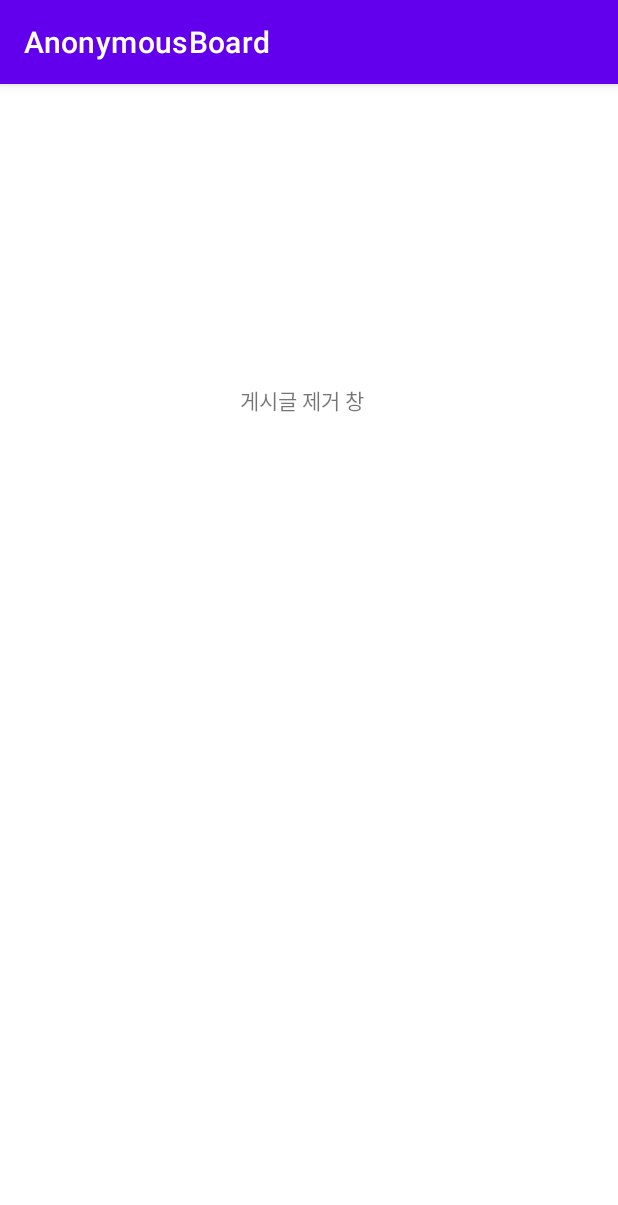
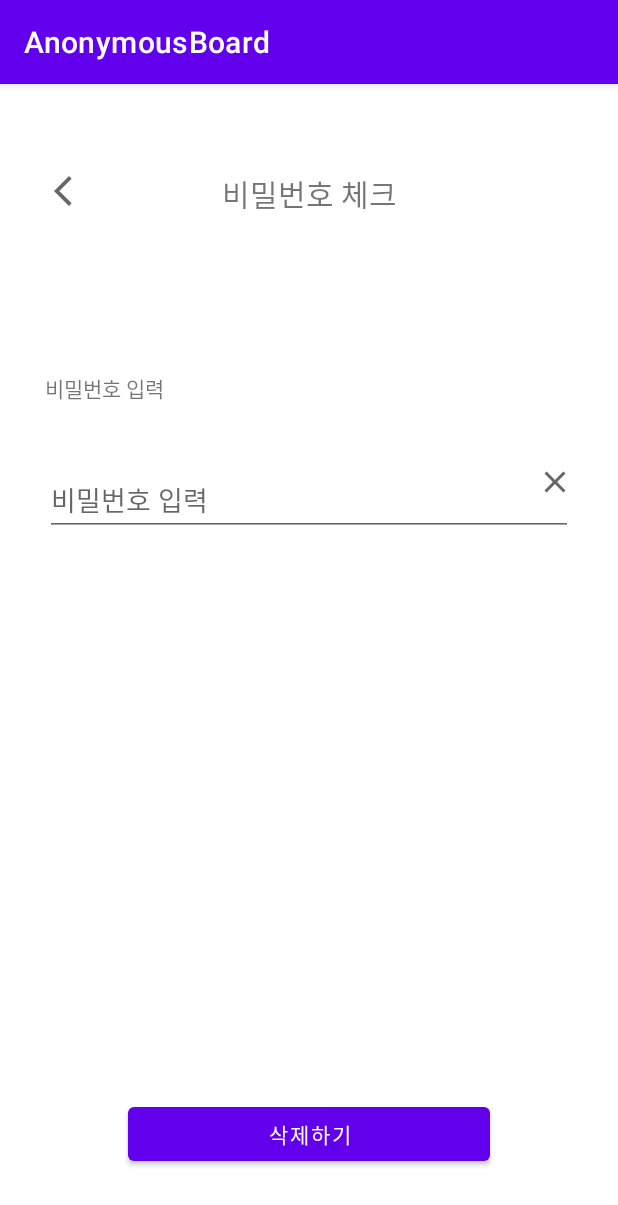
Before and after one commit to jscht/android-anonymous-board, an Android app: the DeleteFragment screen opened through its navigation route, on a phone screen of 412 x 824 dp. Shown: the top 1205 px of the screen. Run offline under Robolectric (Android 15) with nearby library versions, the phone set to English and light mode, and no system bars.

Commit message:
[안드로이드] 삭제 중

```diff
--- a/android/app/src/main/java/com/example/anonymousboard/api/PostsApi.kt
+++ b/android/app/src/main/java/com/example/anonymousboard/api/PostsApi.kt
@@ -1,6 +1,6 @@
 package com.example.anonymousboard.api
 
-//import com.example.anonymousboard.model.Post
+import androidx.lifecycle.LiveData
 import com.example.anonymousboard.model.DeleteModel
 import com.example.anonymousboard.model.Posts
 import com.example.anonymousboard.model.RegistModel
@@ -18,14 +18,11 @@ interface PostsApi {
     fun getPost(@Path("id")id: Int): Call<Posts>
 
     @POST("/regist")
-    @Headers()
     fun registPost(@Body registData: RegistModel): Call<Posts>
 
     @PUT("/revise")
-    @Headers()
     fun revisePost(@Body reviseData: Posts): Call<String>
 
-    @DELETE("/delete")
-    @Headers()
-    fun deletePost(@Body deleteData: DeleteModel): Call<String>
+    @DELETE("/delete") // 그냥 보내야지
+    fun deletePost(@Body id: LiveData<Int>, password: String): Call<String>
 }
--- a/android/app/src/main/java/com/example/anonymousboard/ui/DeleteFragment.kt
+++ b/android/app/src/main/java/com/example/anonymousboard/ui/DeleteFragment.kt
@@ -1,15 +1,24 @@
 package com.example.anonymousboard.ui
 
 import android.os.Bundle
+import android.text.Editable
+import android.util.Log
 import androidx.fragment.app.Fragment
 import android.view.LayoutInflater
 import android.view.View
 import android.view.ViewGroup
+import androidx.fragment.app.activityViewModels
+import com.example.anonymousboard.PostsViewModel
+import com.example.anonymousboard.api.JsServer
 import com.example.anonymousboard.databinding.DeleteFragmentBinding
+import retrofit2.Call
+import retrofit2.Callback
+import retrofit2.Response
 
 class DeleteFragment : Fragment() {
     private var _binding: DeleteFragmentBinding? = null
     private val binding get() = _binding!!
+    private val model: PostsViewModel by activityViewModels()
 
     override fun onCreateView(
         inflater: LayoutInflater, container: ViewGroup?,
@@ -19,6 +28,39 @@ class DeleteFragment : Fragment() {
         return binding.root
     }
 
+    override fun onViewCreated(view: View, savedInstanceState: Bundle?) {
+        super.onViewCreated(view, savedInstanceState)
+        binding.deleteCompleteBtn.setOnClickListener {
+            Log.i("asdas", "${binding.editUpPw.text}")
+            deleteCheck(binding.editUpPw.text)
+        }
+
+    }
+
+    private fun deleteCheck(pw: Editable) {
+        // 서버에 데이터 요청해서 받기
+        val request = model.postId.value?.let { JsServer.postsApi.deletePost(id = model.postId, password = pw.toString()) }
+        if (request != null) {
+            request.enqueue(object: Callback<String> {
+                override fun onFailure(call: Call<String>, t: Throwable) {
+                    Log.d("http error",t.toString())
+                }
+
+                override fun onResponse(call: Call<String>, response: Response<String>) {
+                    if(response.isSuccessful) {
+                        response.body()?.let {
+                            Log.d("onRESPONSE", "Response: ${response.body()}")
+                            // model.setPost(response.body()!!)
+
+                        }
+                    } else {
+                        Log.d("onRESPONSE", "Response: ${response.code()}")
+                    }
+                }
+            })
+        } else Log.d("nullCheck", "request is null")
+    }
+
     override fun onDestroyView() {
         super.onDestroyView()
         _binding = null
--- /dev/null
+++ b/android/app/src/main/res/drawable/ic_baseline_arrow_back_ios_new_24.xml
@@ -0,0 +1,10 @@
+<vector xmlns:android="http://schemas.android.com/apk/res/android"
+    android:width="24dp"
+    android:height="24dp"
+    android:viewportWidth="24"
+    android:viewportHeight="24"
+    android:tint="?attr/colorControlNormal">
+  <path
+      android:fillColor="@android:color/white"
+      android:pathData="M17.77,3.77l-1.77,-1.77l-10,10l10,10l1.77,-1.77l-8.23,-8.23z"/>
+</vector>
--- a/android/app/src/main/res/layout/delete_fragment.xml
+++ b/android/app/src/main/res/layout/delete_fragment.xml
@@ -1,5 +1,6 @@
 <?xml version="1.0" encoding="utf-8"?>
-<FrameLayout xmlns:android="http://schemas.android.com/apk/res/android"
+<FrameLayout
+    xmlns:android="http://schemas.android.com/apk/res/android"
     xmlns:app="http://schemas.android.com/apk/res-auto"
     xmlns:tools="http://schemas.android.com/tools"
     android:layout_width="match_parent"
@@ -10,14 +11,79 @@
         android:layout_width="match_parent"
         android:layout_height="match_parent">
 
+        <ImageButton
+            android:id="@+id/pw_back"
+            android:layout_width="0dp"
+            android:layout_height="wrap_content"
+            android:layout_marginStart="30dp"
+            android:layout_marginTop="47dp"
+            android:background="#00000000"
+            android:contentDescription="@string/app_name"
+            android:minHeight="48dp"
+            android:src="@drawable/ic_baseline_arrow_back_ios_new_24"
+            app:layout_constraintStart_toStartOf="parent"
+            app:layout_constraintTop_toTopOf="parent"
+            tools:ignore="TouchTargetSizeCheck" />
+
         <TextView
-            android:id="@+id/textView4"
+            android:id="@+id/pw_chk_text"
             android:layout_width="wrap_content"
             android:layout_height="wrap_content"
-            android:layout_marginStart="160dp"
-            android:layout_marginTop="200dp"
-            android:text="게시글 제거 창"
-            app:layout_constraintStart_toStartOf="parent"
+            android:layout_marginTop="58dp"
+            android:text="비밀번호 체크"
+            android:textSize="20sp"
+            app:layout_constraintLeft_toLeftOf="parent"
+            app:layout_constraintRight_toRightOf="parent"
             app:layout_constraintTop_toTopOf="parent" />
+
+        <EditText
+            android:id="@+id/edit_up_pw"
+            android:layout_width="match_parent"
+            android:layout_height="wrap_content"
+            android:layout_marginLeft="30dp"
+            android:layout_marginTop="40dp"
+            android:layout_marginRight="30dp"
+            android:hint="비밀번호 입력"
+            android:inputType="textPassword"
+            android:minHeight="48dp"
+            app:layout_constraintHorizontal_bias="0.0"
+            app:layout_constraintLeft_toLeftOf="parent"
+            app:layout_constraintRight_toRightOf="parent"
+            app:layout_constraintTop_toBottomOf="@+id/edit_up_pw_text" />
+
+        <ImageButton
+            android:id="@+id/clear_text1"
+            android:layout_width="0dp"
+            android:layout_height="wrap_content"
+            android:layout_marginBottom="12dp"
+            android:background="#00000000"
+            android:contentDescription="@string/app_name"
+            android:minHeight="48dp"
+            android:src="@drawable/ic_baseline_clear_24"
+            app:layout_constraintBottom_toBottomOf="@id/edit_up_pw"
+            app:layout_constraintEnd_toEndOf="@id/edit_up_pw"
+            tools:ignore="TouchTargetSizeCheck" />
+
+        <TextView
+            android:id="@+id/edit_up_pw_text"
+            android:layout_width="wrap_content"
+            android:layout_height="wrap_content"
+            android:layout_marginTop="192dp"
+            android:text="비밀번호 입력"
+            app:layout_constraintHorizontal_bias="0.09"
+            app:layout_constraintLeft_toLeftOf="parent"
+            app:layout_constraintRight_toRightOf="parent"
+            app:layout_constraintTop_toTopOf="parent" />
+
+        <Button
+            android:id="@+id/delete_complete_btn"
+            android:layout_width="241dp"
+            android:layout_height="48dp"
+            android:layout_marginBottom="44dp"
+            android:text="삭제하기"
+            app:layout_constraintBottom_toBottomOf="parent"
+            app:layout_constraintEnd_toEndOf="parent"
+            app:layout_constraintStart_toStartOf="parent" />
+
     </androidx.constraintlayout.widget.ConstraintLayout>
 </FrameLayout>
```
Also changed, not shown: android/app/src/main/java/com/example/anonymousboard/model/Posts.kt (+0 -9 lines), 1 other file.
